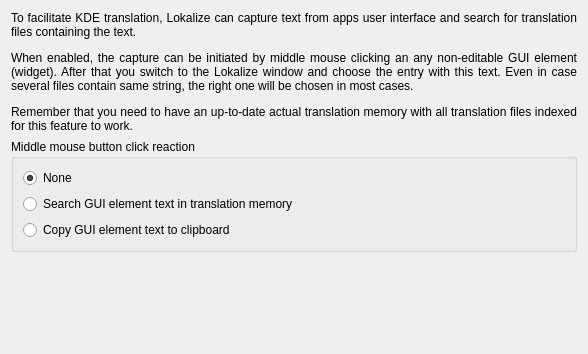
First picture: the form in src/scripts/widget-text-capture.ui, repository KDE/lokalize, before the edit.
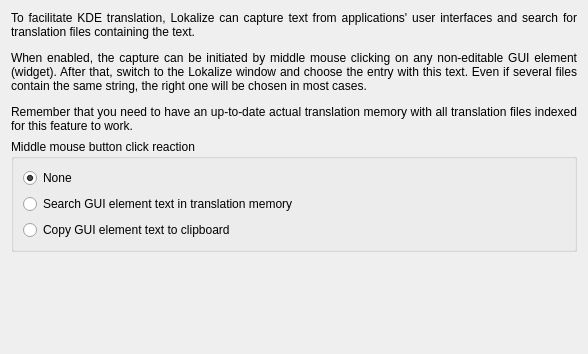
Second picture: the form after the edit.

```diff
--- a/src/scripts/widget-text-capture.ui
+++ b/src/scripts/widget-text-capture.ui
@@ -20,8 +20,8 @@
      </property>
      <property name="text" >
       <string>&lt;html>
-&lt;p align="justify">To facilitate KDE translation, Lokalize can capture text from apps user interface and search for translation files containing the text.&lt;/p>
-&lt;p align="justify">When enabled, the capture can be initiated by middle mouse clicking an any non-editable GUI element (widget). After that you switch to the Lokalize window and choose the entry with this text. Even in case several files contain same string, the right one will be chosen in most cases.&lt;/p>
+&lt;p align="justify">To facilitate KDE translation, Lokalize can capture text from applications' user interfaces and search for translation files containing the text.&lt;/p>
+&lt;p align="justify">When enabled, the capture can be initiated by middle mouse clicking on any non-editable GUI element (widget). After that, switch to the Lokalize window and choose the entry with this text. Even if several files contain the same string, the right one will be chosen in most cases.&lt;/p>
 &lt;p align="justify">Remember that you need to have an up-to-date actual translation memory with all translation files indexed for this feature to work.&lt;/p>&lt;/html></string>
      </property>
      <property name="wordWrap" >
```
